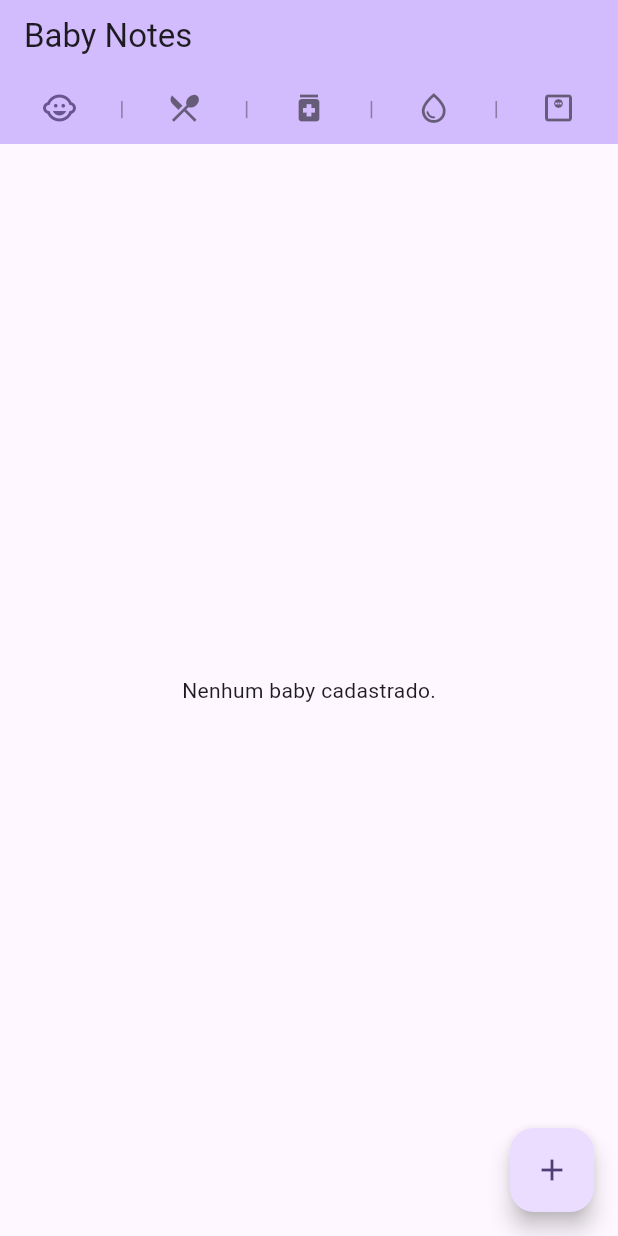
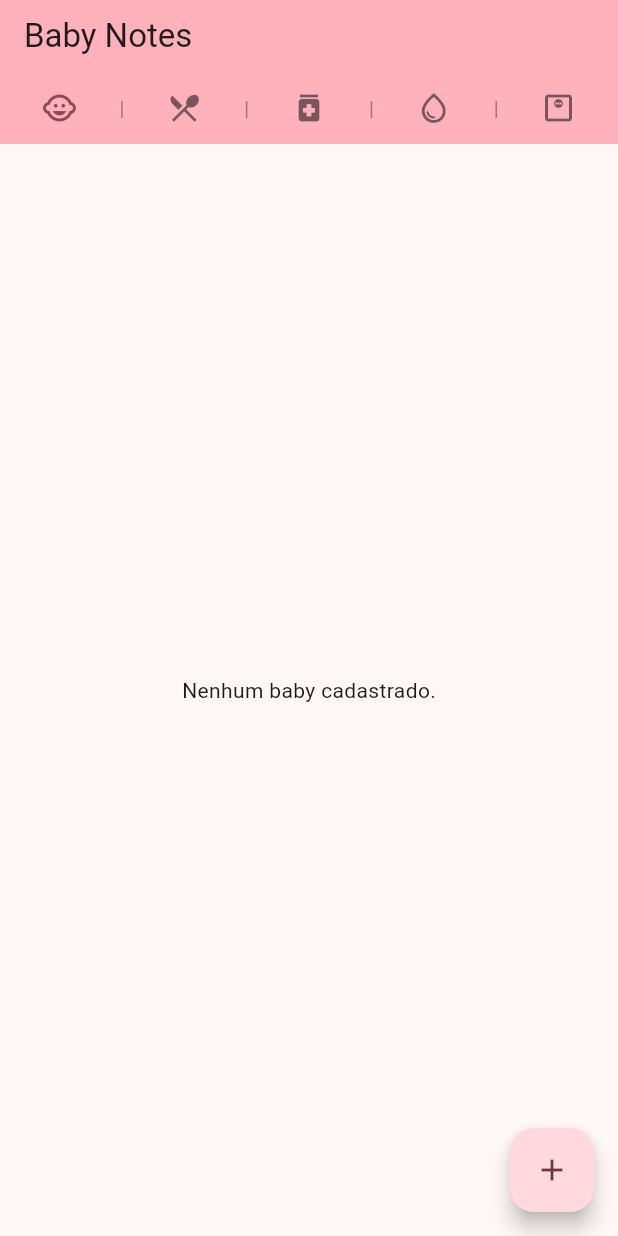
Before and after one commit to antonioprudencio/babynotes-app, a Flutter app: the screen it shows after launch, on a phone screen of 412 x 824 dp. Run offline on Flutter 3.47's test engine with Material 3 defaults, Android fonts, the phone set to English and light mode, and no system bars.

Commit message:
ajuste-background

```diff
--- a/lib/main.dart
+++ b/lib/main.dart
@@ -27,7 +27,7 @@ class MyApp extends StatelessWidget {
     return MaterialApp(
       title: 'Baby Notes',
       theme: ThemeData(
-        colorScheme: ColorScheme.fromSeed(seedColor: Colors.deepPurple),
+        colorScheme: ColorScheme.fromSeed(seedColor: Color.fromARGB(255, 255, 235, 236)),
       ),
       home: const HomeScreen(),
     );
```
